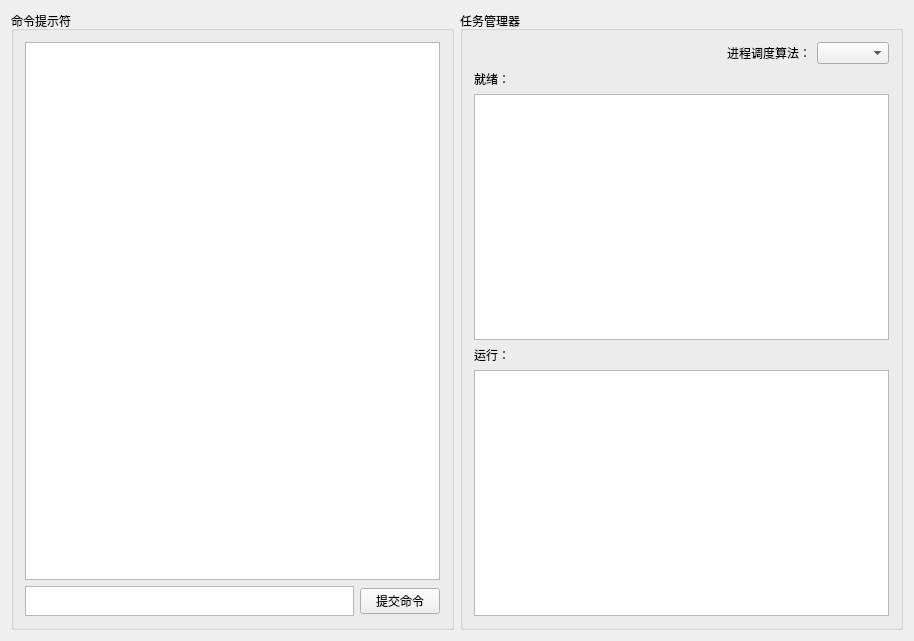
This is demoOS/source/mainwindow.ui in demoOS-BUPT/demoOS as Qt 5 draws it before an edit. The edited form follows.
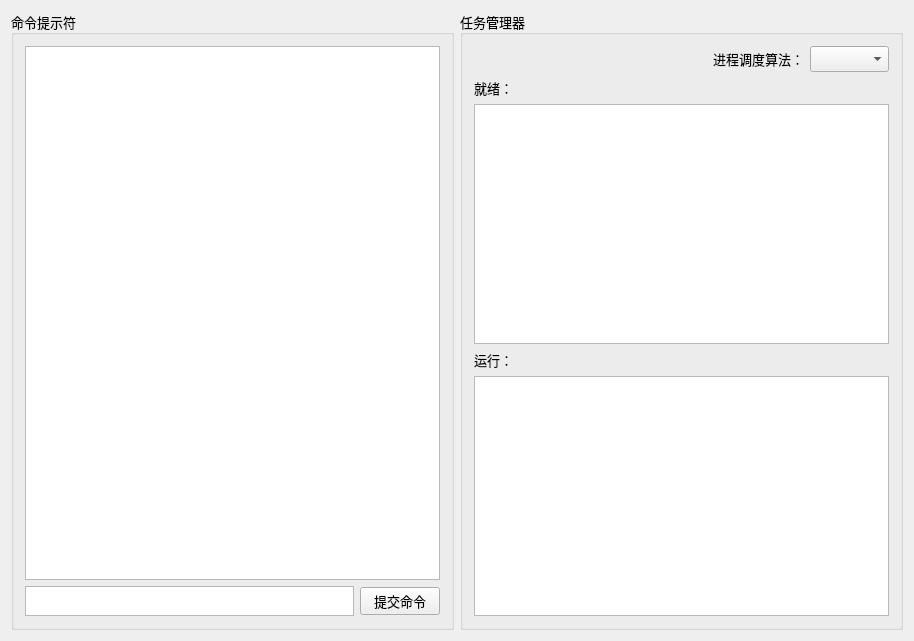
This is the edited form. Icons and pictures are not drawn.

Patch:
```diff
--- a/demoOS/source/mainwindow.ui
+++ b/demoOS/source/mainwindow.ui
@@ -21,6 +21,12 @@
    <layout class="QHBoxLayout" name="horizontalLayout_3">
     <item>
      <widget class="QGroupBox" name="groupBox_2">
+      <property name="font">
+       <font>
+        <family>等线</family>
+        <pointsize>10</pointsize>
+       </font>
+      </property>
       <property name="title">
        <string>命令提示符</string>
       </property>
@@ -29,6 +35,12 @@
         <layout class="QVBoxLayout" name="verticalLayout">
          <item>
           <widget class="QTextBrowser" name="cmd">
+           <property name="font">
+            <font>
+             <family>等线 Light</family>
+             <pointsize>12</pointsize>
+            </font>
+           </property>
            <property name="focusPolicy">
             <enum>Qt::NoFocus</enum>
            </property>
@@ -80,6 +92,12 @@
     </item>
     <item>
      <widget class="QGroupBox" name="groupBox">
+      <property name="font">
+       <font>
+        <family>等线</family>
+        <pointsize>10</pointsize>
+       </font>
+      </property>
       <property name="title">
        <string>任务管理器</string>
       </property>
```
